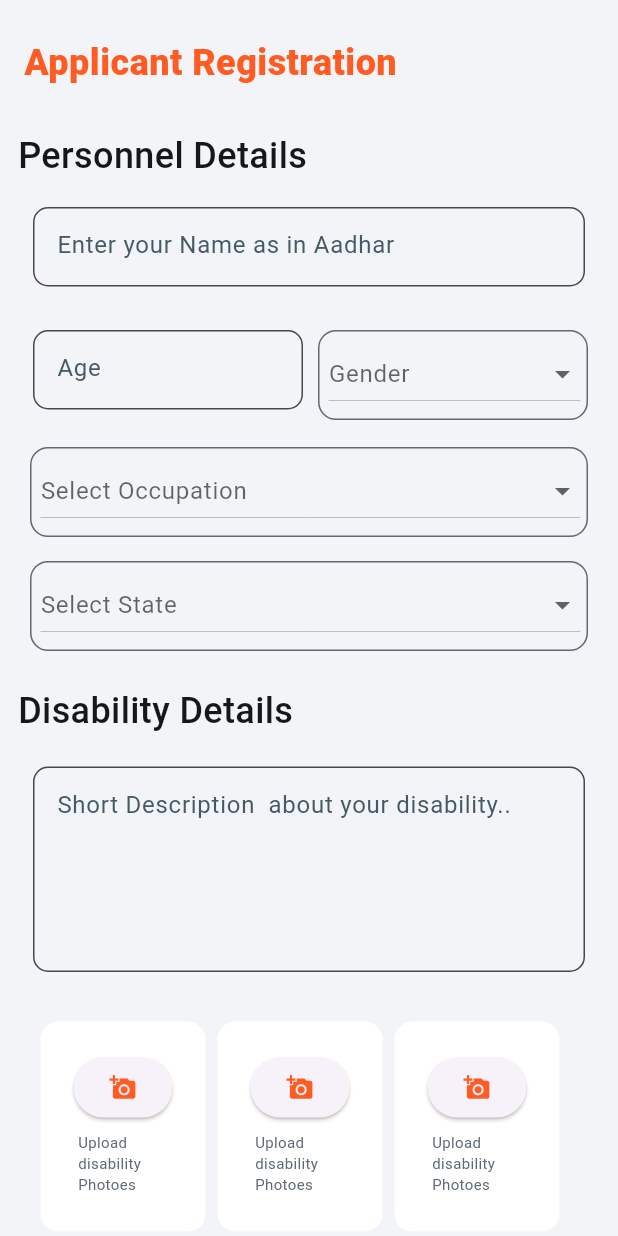
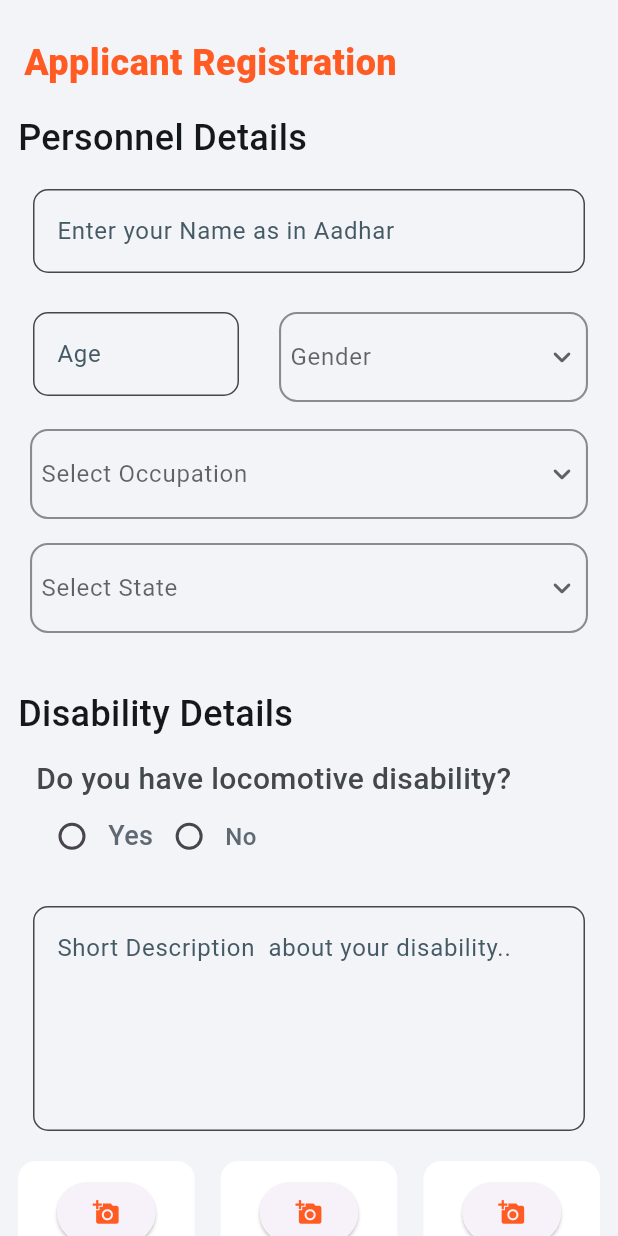
Before and after one commit to Coding2co/Divyangjan_Code, a Flutter app: the screen it shows after launch, on a phone screen of 412 x 824 dp. Run offline on Flutter 3.47's test engine with Material 3 defaults, Android fonts, the phone set to English and light mode, and no system bars; our stand-ins replace get, image_picker, pin_code_fields; missing offline and left inert: dart:ffi.

Commit message:
add radioButton && ImagePicker in RegistrationScreen

```diff
--- a/lib/Resources/Colors/app_colors.dart
+++ b/lib/Resources/Colors/app_colors.dart
@@ -2,7 +2,7 @@
 import 'package:flutter/material.dart';
 
 class AppColors{
-static const Color primaryText = Color.fromRGBO(255, 91, 34,1);
+static const Color primaryText = Color(0xFfFFFFFFF5B22);
 static const Color secondaryText = Color.fromRGBO(94, 105, 115,1);
 static const Color blackText = Color.fromRGBO(20,24, 27, 1);
 static const Color primaryBackground = Color.fromRGBO(242, 244, 248,7);
--- a/lib/Resources/Strings/app_strings.dart
+++ b/lib/Resources/Strings/app_strings.dart
@@ -37,9 +37,13 @@ class AppString{
   static const String regOccup = "Occupation";
   static const String regState = "State";
  //disability
+  static const String loco = "Locomotive disability?";
   static const String regSec2 = "Disability Details";
   static const String regDesp = "Short Description  about your disability..";
-  static const String imgTxt = "Upload disability Photoes";
+  static const String imgTxt = "Upload disability Photo";
+  static const String cam = "Camera";
+  static const String gallery = "Gallery";
+
   //documents
   static const String regSec3 = "Upload Documents ";
   static const String regDocType = "1. Disability Card Details ";
--- /dev/null
+++ b/lib/controllers/radiobutton_controller.dart
@@ -0,0 +1,9 @@
+import 'package:get/get.dart';
+
+class RadioButtonController extends GetxController {
+  RxString selectedValue = ''.obs;
+
+  void updateSelectedValue(String value) {
+    selectedValue.value = value;
+  }
+}
--- a/lib/main.dart
+++ b/lib/main.dart
@@ -1,7 +1,4 @@
-import 'package:divyangjan_frontend/screens/history_screen.dart';
-import 'package:divyangjan_frontend/screens/home_screens.dart';
 import 'package:divyangjan_frontend/screens/registration_screen.dart';
-import 'package:divyangjan_frontend/screens/signup_screen.dart';
 import 'package:flutter/material.dart';
 import 'package:get/get.dart';
 // import 'package:google_fonts/google_fonts.dart';
@@ -17,7 +14,7 @@
 
   @override
   Widget build(BuildContext context) {
-    return  GetMaterialApp(
+    return GetMaterialApp(
       debugShowCheckedModeBanner: false,
         title: 'Flutter Demo',
         themeMode: ThemeMode.system,
--- a/lib/screens/home_screens.dart
+++ b/lib/screens/home_screens.dart
@@ -68,6 +68,7 @@ class HomeScreens extends StatelessWidget {
               Container(
                 width: MediaQuery.of(context).size.width,
                 height: MediaQuery.of(context).size.shortestSide,
+
                 decoration: const BoxDecoration(
                   color: AppColors.secondaryBackground,
                   borderRadius: BorderRadius.only(
--- a/lib/screens/registration_screen.dart
+++ b/lib/screens/registration_screen.dart
@@ -1,6 +1,7 @@
 import 'package:divyangjan_frontend/Resources/Colors/app_colors.dart';
 import 'package:divyangjan_frontend/Resources/Strings/app_strings.dart';
 import 'package:divyangjan_frontend/controllers/dropdown_Controller.dart';
+import 'package:divyangjan_frontend/controllers/imagepicker_controller.dart';
 import 'package:divyangjan_frontend/screens/signin_screen.dart';
 import 'package:divyangjan_frontend/widgets/button_widget.dart';
 import 'package:divyangjan_frontend/widgets/dropDown_widget.dart';
@@ -9,6 +10,8 @@ import 'package:divyangjan_frontend/widgets/text_widget.dart';
 import 'package:divyangjan_frontend/widgets/textfield_widget.dart';
 import 'package:flutter/material.dart';
 import 'package:get/get.dart';
+
+import '../widgets/radiobutton_widget.dart';
 
 class RegistrationScreen extends StatelessWidget {
   final TextEditingController nameCtrl = TextEditingController();
@@ -61,6 +64,10 @@ class RegistrationScreen extends StatelessWidget {
   final DropdownController occupationController = DropdownController();
   final DropdownController stateController = DropdownController();
 
+  final ImagePickerController imagePickerController1 = ImagePickerController();
+  final ImagePickerController imagePickerController2 = ImagePickerController();
+  final ImagePickerController imagePickerController3 = ImagePickerController();
+
   RegistrationScreen({super.key});
 
   @override
@@ -87,7 +94,7 @@ class RegistrationScreen extends StatelessWidget {
       ),
       body: SingleChildScrollView(
         child: Padding(
-          padding: const EdgeInsets.all(12.0),
+          padding: const EdgeInsets.symmetric(horizontal: 12),
           child: Column(
             crossAxisAlignment: CrossAxisAlignment.start,
             children: <Widget>[
@@ -102,31 +109,42 @@ class RegistrationScreen extends StatelessWidget {
               TextFieldWidget(
                 labelText: AppString.regName,
                 controller: nameCtrl,
-                boxWidth: 375,
+                boxWidth: MediaQuery.of(context).size.width,
                 boxHeight: 60,
                 borderColor: AppColors.cardShadow,
+                txtFontSize: 16,
+                textFontWeight: FontWeight.w400,
+                onChanged: (){
+                  Get.back();
+                },
               ),
               const SizedBox(
                 height: 12.0,
               ),
               Row(
                 crossAxisAlignment: CrossAxisAlignment.start,
+                mainAxisAlignment: MainAxisAlignment.spaceBetween,
                 children: [
                   TextFieldWidget(
                     labelText: AppString.regAge,
                     controller: ageCtrl,
                     boxHeight: 60,
-                    boxWidth: 180,
+                    boxWidth: MediaQuery.of(context).size.width/3,
                     borderColor: AppColors.cardShadow,
+                    txtFontSize: 16.0,
+                    textFontWeight: FontWeight.w400,
+
                   ),
                   Padding(
-                    padding: const EdgeInsets.only(right: 2.0, top: 5.0),
+                    padding: const EdgeInsets.only(right: 8.0, top: 5.0),
                     child: DropDownWidget(
                         controller: genderController,
                         options: genderOptions,
                         hintText: AppString.regGender,
                         dropdownHeight: 60,
-                        dropdownWidth: 180),
+                        dropdownWidth: MediaQuery.of(context).size.width/2,
+
+                        ),
                   )
                 ],
               ),
@@ -159,44 +177,43 @@ class RegistrationScreen extends StatelessWidget {
 
                 //Section : Disability
 
+
+                 const SizedBox(height: 14.0,),
               const TextWidget(
                   title: AppString.regSec2,
                   textColor: AppColors.blackText,
                   textFontSize: 24,
-                  textFontWeight: FontWeight.w500),
-              const SizedBox(height: 15.0),
+                  textFontWeight: FontWeight.w500,
+                  ),
+
+                  RadioButtonWidget(),
+
+              const SizedBox(height: 6.0),
               TextFieldWidget(
                 labelText: AppString.regDesp,
                 boxWidth: double.infinity,
                 boxHeight: 150,
                 controller: despCtrl,
-                txtMaxLength: 7,
+                txtMaxLength: 400,
                 txtMinLine: 5,
+                type: TextInputType.multiline,
+                txtFontSize: 16,
               ),
               const SizedBox(
                 height: 15.0,
               ),
-              const Row(
-                children: [
-                  SizedBox(
-                    width: 15.0,
-                  ),
+            Row(
+              mainAxisAlignment: MainAxisAlignment.spaceBetween,
+               children: [
 
-                  //
+                 ImagePickerWidget(controller: imagePickerController1,),
 
-                  ImagePickerWidget(),
-                  SizedBox(width: 8.0,),
-                  ImagePickerWidget(),
-                  SizedBox(width: 8.0,),
-                  ImagePickerWidget(),
+                 ImagePickerWidget(controller: imagePickerController2,),
 
+                 ImagePickerWidget(controller: imagePickerController3,),
 
-                  SizedBox(
-                    width: 15.0,
-                  ),
-
-                ],
-              ),
+               ],
+             ),
               const SizedBox(
                 height: 15.0,
               ),
@@ -230,75 +247,3 @@ class RegistrationScreen extends StatelessWidget {
     );
   }
 }
-
-
-
-
-
-
-
-
-
-
-
-
-
-
-
-
-
-
-
-
-
-
-
-
-
-
-
-
-  // Documentation Details
-
-              // const TextWidget(
-              //     title: AppString.regSec3,
-              //     textColor: AppColors.blackText,
-              //     textFontSize: 24,
-              //     textFontWeight: FontWeight.w500),
-              // const SizedBox(
-              //   height: 2.0,
-              // ),
-              // const Padding(
-              //   padding: EdgeInsets.all(8.0),
-              //   child: TextWidget(
-              //       title: AppString.regDocType,
-              //       textColor: AppColors.blackText,
-              //       textFontSize: 18,
-              //       textFontWeight: FontWeight.w500),
-              // ),
-              // TextFieldWidget(
-              //     labelText: AppString.regDocTitle,
-              //     boxWidth: 375,
-              //     boxHeight: 60,
-              //     controller: docCtrl,
-              //     ),
-              // const SizedBox(
-              //   height: 15.0,
-              // ),
-              // Center(
-              //   child: Container(
-              //     width: 170,
-              //     height: 170,
-              //     padding: const EdgeInsets.all(20),
-              //     decoration: BoxDecoration(
-              //       borderRadius: BorderRadius.circular(12.0),
-              //       color: AppColors.secondaryBackground,
-              //     ),
-              //     child: const Center(
-              //         child: TextWidget(
-              //             title: AppString.regDocImg,
-              //             textColor: AppColors.secondaryText,
-              //             textFontSize: 16,
-              //             textFontWeight: FontWeight.w400)),
-              //   ),
-              // ),
--- a/lib/widgets/dropDown_widget.dart
+++ b/lib/widgets/dropDown_widget.dart
@@ -11,13 +11,16 @@ class DropDownWidget extends StatelessWidget {
   final String hintText;
   final double dropdownWidth;
   final double dropdownHeight;
+  final VoidCallback? onChanged;
   const DropDownWidget(
       {super.key,
       required this.controller,
       required this.options,
       required this.hintText,
       required this.dropdownHeight,
+      this. onChanged,
       required this.dropdownWidth,
+
       }
       );
 
@@ -27,16 +30,17 @@ class DropDownWidget extends StatelessWidget {
       () => Container(
         width: dropdownWidth,
         height: dropdownHeight,
-        padding:
-            const EdgeInsets.only(left: 6.0, right: 4.0, top: 4.0, bottom: 4.0),
+        padding:const EdgeInsets.only(left: 6.0, right: 4.0, top: 4.0, bottom: 4.0),
         decoration: BoxDecoration(
           color: AppColors.primaryBackground,
-          border: Border.all(color: AppColors.secondaryText, width: 1.0),
+          border: Border.all(color:const Color.fromARGB(255, 136, 139, 143), width: 1.4),
           borderRadius: BorderRadius.circular(12.0),
         ),
+        child: DropdownButtonHideUnderline(
           child: DropdownButton<String>(
             elevation: 0,
             isExpanded: true,
+            icon: const Icon(Icons.keyboard_arrow_down_rounded),
             style: const TextStyle(
               // height:10.0,
               fontSize: 16.0,
@@ -58,15 +62,16 @@ class DropDownWidget extends StatelessWidget {
                       padding: const EdgeInsets.all(8.0),
                       child: TextWidget(
                           title: value,
-                        textColor: AppColors.secondaryText,
+                          textColor: AppColors.blackText,
                           textFontSize: 16.0,
-                        textFontWeight: FontWeight.normal),
+                          textFontWeight: FontWeight.w400),
                     ),
                   ),
                 )
                 .toList(),
           ),
         ),
+      ),
     );
   }
 }
--- a/lib/widgets/imagepicker_widget.dart
+++ b/lib/widgets/imagepicker_widget.dart
@@ -1,38 +1,132 @@
 import 'dart:io';
 import 'package:divyangjan_frontend/Resources/Strings/app_strings.dart';
+import 'package:divyangjan_frontend/widgets/icon_widget.dart';
 import 'package:divyangjan_frontend/widgets/text_widget.dart';
 import 'package:flutter/material.dart';
 import 'package:get/get.dart';
 import 'package:divyangjan_frontend/controllers/imagepicker_controller.dart';
 import 'package:divyangjan_frontend/Resources/Colors/app_colors.dart';
+import 'package:image_picker/image_picker.dart';
 
 class ImagePickerWidget extends StatelessWidget {
-  const ImagePickerWidget({Key? key}) : super(key: key);
+  final ImagePickerController controller;
+  const ImagePickerWidget({Key? key,required this.controller}) : super(key: key);
 
   @override
   Widget build(BuildContext context) {
-    final ImagePickerController controller = Get.put(ImagePickerController());
-    return Container(
-      width: 110,
-      height: 140,
-      padding: const EdgeInsets.all(20),
+    return GestureDetector(
+      onTap: () {
+        Get.back();
+      },
+      child: Container(
+        width: MediaQuery.of(context).size.width / 3.5,
+        height: MediaQuery.of(context).size.height *0.15,
+        padding: const EdgeInsets.all(2),
         decoration: BoxDecoration(
           borderRadius: BorderRadius.circular(12.0),
           color: AppColors.secondaryBackground,
         ),
-      child: Obx(() => controller.imageFile.value != null ? Image.file(File(controller.imageFile.value!.path)) : Column(children: [
+        child: Obx(
+          () => controller.imageFile.value != null
+              ? Stack(
+                fit: StackFit.expand,
+                  children: [
+                    Image.file(File(controller.imageFile.value!.path),fit: BoxFit.contain,),
+
+                    Positioned(
+                      top: 0,
+                      right: 0,
+                      child: IconButton(
+                        icon: const Icon(Icons.close, color: Colors.red,size: 20,weight: 20,),
+                        onPressed: () {
+                          controller.removeImage();
+                        },
+                      ),
+                    ),
+                  ],
+                )
+              : Column(
+                  mainAxisAlignment: MainAxisAlignment.spaceAround,
+                  children: [
                     ElevatedButton(
                       onPressed: () {
-          controller.pickImage();
+                        debugPrint("button pressed");
+                        showBottomSheet(
+                          context: context,
+                          builder: (BuildContext context) {
+                            return bottomSheetWidget(context, controller);
                           },
-        child: const Icon(Icons.add_a_photo,color: AppColors.primaryText,size: 18.0,),
+                        );
+                      },
+                      child: const Icon(
+                        Icons.add_a_photo,
+                        color: AppColors.primaryText,
+                        size: 18.0,
+                      ),
                     ),
                     const Padding(
-      padding:EdgeInsets.all(5.0),
-      child: TextWidget(title: AppString.imgTxt, textColor:AppColors.secondaryText, textFontSize: 10.0, textFontWeight:FontWeight.normal),
+                      padding: EdgeInsets.all(5.0),
+                      child: TextWidget(
+                        title: AppString.imgTxt,
+                        textColor: AppColors.secondaryText,
+                        textFontSize: 10.0,
+                        textFontWeight: FontWeight.normal,
+                      ),
                     )
-      ],),
+                  ],
+                ),
+        ),
       ),
     );
   }
 }
+
+Widget bottomSheetWidget(BuildContext context, controller) {
+  Size size = MediaQuery.of(context).size;
+  return Container(
+    width: double.infinity,
+    height: size.height * 0.2,
+    color: AppColors.secondaryBackground,
+    child: Column(
+      crossAxisAlignment: CrossAxisAlignment.center,
+      mainAxisAlignment: MainAxisAlignment.spaceEvenly,
+      children: [
+        const TextWidget(title: AppString.imgTxt, textColor: AppColors.blackText, textFontSize: 20, textFontWeight: FontWeight.w500),
+        Row(
+          mainAxisAlignment: MainAxisAlignment.spaceEvenly,
+          children: [
+            Column(
+              children: [
+                IconButtonWidget(
+                  icon: const Icon(Icons.camera),
+                  iconSize: 30,
+                  iconColor: AppColors.upComingColor,
+                  onChanged: () {
+                    controller.pickImage(ImageSource.camera);
+                  },
+                ),
+                const SizedBox(height: 3.0),
+                const TextWidget(title: AppString.cam, textColor: AppColors.blackText, textFontSize: 16.0, textFontWeight: FontWeight.w500),
+              ],
+            ),
+            Column(
+              mainAxisAlignment: MainAxisAlignment.spaceAround,
+              children: [
+                IconButtonWidget(
+                  icon: const Icon(Icons.image),
+                  iconColor: AppColors.upComingColor,
+                  iconSize: 30.0,
+                  onChanged: () {
+                    controller.pickImage(ImageSource.gallery);
+                  },
+                ),
+                const SizedBox(height: 3.0),
+                const TextWidget(title: AppString.gallery, textColor: AppColors.blackText, textFontSize: 16.0, textFontWeight: FontWeight.w500),
+              ],
+            ),
+          ],
+        ),
+      ],
+    ),
+  );
+}
--- /dev/null
+++ b/lib/widgets/radiobutton_widget.dart
@@ -0,0 +1,56 @@
+import 'package:flutter/material.dart';
+import 'package:get/get.dart';
+import 'package:divyangjan_frontend/Resources/Colors/app_colors.dart';
+import 'package:divyangjan_frontend/controllers/radiobutton_controller.dart';
+import 'package:divyangjan_frontend/widgets/text_widget.dart';
+
+class RadioButtonWidget extends StatelessWidget {
+  final RadioButtonController controller = Get.put(RadioButtonController());
+
+  RadioButtonWidget({super.key});
+
+  @override
+  Widget build(BuildContext context) {
+    return Container(
+      padding: const EdgeInsets.all(12.0),
+      width: MediaQuery.of(context).size.width,
+      height: 100.0,
+      child: Column(
+        crossAxisAlignment: CrossAxisAlignment.start,
+        children: [
+        const TextWidget(title: 'Do you have locomotive disability?', textColor: Color.fromARGB(255, 67, 72, 77), textFontSize: 20.0, textFontWeight: FontWeight.w500),
+         const SizedBox(width: 5),
+          Expanded(
+            child: Obx(
+              () => SizedBox(
+                child: Row(
+                  children: [
+                    Radio<String>(
+                      value: 'Yes',
+                      activeColor: AppColors.primaryText,
+                      groupValue: controller.selectedValue.value,
+                      onChanged: (value) {
+                        controller.updateSelectedValue(value!);
+                      },
+                    ),
+                   const TextWidget(title: 'Yes', textColor: AppColors.secondaryText, textFontSize: 18.0, textFontWeight: FontWeight.w500),
+
+                    Radio<String>(
+                      value: 'No',
+                      activeColor: AppColors.primaryText,
+                      groupValue: controller.selectedValue.value,
+                      onChanged: (value) {
+                        controller.updateSelectedValue(value!);
+                      },
+                    ),
+                   const TextWidget(title: "No", textColor: AppColors.secondaryText, textFontSize: 16.0, textFontWeight: FontWeight.w500)
+                  ],
+                ),
+              ),
+            ),
+          ),
+        ],
+      ),
+    );
+  }
+}
--- a/lib/widgets/textfield_widget.dart
+++ b/lib/widgets/textfield_widget.dart
@@ -12,6 +12,9 @@ class TextFieldWidget extends StatelessWidget {
   final String? txtErrorMsg;
   final Color? borderColor;
   final Function? onChanged;
+  final double? txtFontSize;
+  final FontWeight? textFontWeight;
+  final TextInputType? type;
 
   final TextEditingController controller;
 
@@ -28,6 +31,9 @@ class TextFieldWidget extends StatelessWidget {
     this.txtMinLine,
     this.txtErrorMsg,
     this.borderColor,
+    this.textFontWeight,
+    this.txtFontSize,
+    this.type,
   });
 
   @override
@@ -40,7 +46,7 @@ class TextFieldWidget extends StatelessWidget {
         width: boxWidth, //375
         height: boxHeight, //60
         child: TextFormField(
-          keyboardType: TextInputType.phone,
+          keyboardType: type ?? TextInputType.phone,
           maxLength: txtMaxLength ?? 50,
           maxLines: txtMaxLine,
           minLines: txtMinLine,
@@ -83,10 +89,10 @@ class TextFieldWidget extends StatelessWidget {
               borderSide: const BorderSide(color: Colors.blue, width: 2.0),
             ),
           ),
-          style: const TextStyle(
-            fontSize: 14.0,
+          style: TextStyle(
+            fontSize: txtFontSize ?? 14.0,
             color: Colors.black,
-            fontWeight: FontWeight.w400,
+            fontWeight: textFontWeight ?? FontWeight.w400,
             // background: Paint()..color = AppColors.primaryBackground,
           ),
         ),
--- a/pubspec.yaml
+++ b/pubspec.yaml
@@ -30,7 +30,6 @@ environment:
 dependencies:
   flutter:
     sdk: flutter
-  image_picker: ^1.0.7
 
   # The following adds the Cupertino Icons font to your application.
   # Use with the CupertinoIcons class for iOS style icons.
@@ -38,9 +37,9 @@ dependencies:
   get: ^4.6.6
   google_fonts: ^2.1.0
   pin_code_fields: ^8.0.1
-  firebase_core: ^2.27.0
-  firebase_auth: ^4.18.0
   image_picker: ^1.0.7
+  flutter_image_compress: ^2.0.0
+
 dev_dependencies:
   flutter_test:
     sdk: flutter
```
Also changed, not shown: lib/controllers/demo_imagepicker_controller.dart (added, +20 -0 lines), lib/controllers/imagepicker_controller.dart (+22 -7 lines), lib/repository/authentication_repository/authentication_repo.dart (+18 -18 lines), lib/widgets/card_widget.dart (+7 -7 lines), lib/widgets/demo_imagepicker.dart (added, +49 -0 lines), lib/widgets/icon_widget.dart (+8 -3 lines), lib/widgets/listview_widget.dart (+5 -3 lines), pubspec.lock, 4 other files. Lines whose indentation alone changed are shown as unchanged.
